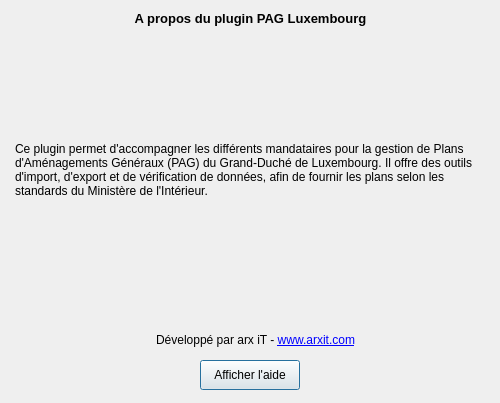
Qt form widgets/about/about_dialog.ui (arx-it/Importer2OSMbasemap) before a commit.
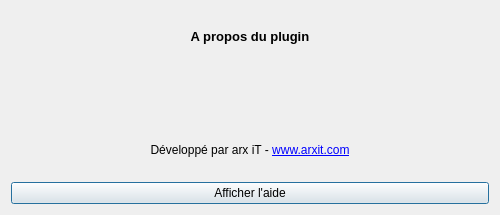
The same form after that commit. Icons and pictures are not drawn.

Commit message: Duché

```diff
--- a/widgets/about/about_dialog.ui
+++ b/widgets/about/about_dialog.ui
@@ -10,7 +10,7 @@
     <x>0</x>
     <y>0</y>
     <width>500</width>
-    <height>403</height>
+    <height>215</height>
    </rect>
   </property>
   <property name="sizePolicy">
@@ -26,15 +26,9 @@
    <iconset>
     <normaloff>../../icon.png</normaloff>../../icon.png</iconset>
   </property>
+  <layout class="QVBoxLayout" name="verticalLayout">
+   <item>
   <widget class="QLabel" name="label">
-   <property name="geometry">
-    <rect>
-     <x>10</x>
-     <y>10</y>
-     <width>481</width>
-     <height>16</height>
-    </rect>
-   </property>
    <property name="font">
     <font>
      <pointsize>10</pointsize>
@@ -43,40 +37,15 @@
     </font>
    </property>
    <property name="text">
-    <string>A propos du plugin PAG Luxembourg</string>
+      <string>A propos du plugin</string>
    </property>
    <property name="alignment">
     <set>Qt::AlignCenter</set>
    </property>
   </widget>
-  <widget class="QLabel" name="label_2">
-   <property name="geometry">
-    <rect>
-     <x>15</x>
-     <y>130</y>
-     <width>481</width>
-     <height>81</height>
-    </rect>
-   </property>
-   <property name="text">
-    <string>&lt;html&gt;&lt;head/&gt;&lt;body&gt;&lt;p&gt;&lt;span style=&quot; font-size:9pt;&quot;&gt;Ce plugin permet d'accompagner les différents mandataires pour la gestion de Plans d'Aménagements Généraux (PAG) du Grand-Duché de Luxembourg. Il offre des outils d'import, d'export et de vérification de données, afin de fournir les plans selon les standards du Ministère de l'Intérieur.&lt;/span&gt;&lt;/p&gt;&lt;/body&gt;&lt;/html&gt;</string>
-   </property>
-   <property name="textFormat">
-    <enum>Qt::RichText</enum>
-   </property>
-   <property name="wordWrap">
-    <bool>true</bool>
-   </property>
-  </widget>
+   </item>
+   <item>
   <widget class="QLabel" name="lblLogoArxit">
-   <property name="geometry">
-    <rect>
-     <x>205</x>
-     <y>230</y>
-     <width>100</width>
-     <height>80</height>
-    </rect>
-   </property>
    <property name="text">
     <string/>
    </property>
@@ -93,15 +62,9 @@
     <bool>true</bool>
    </property>
   </widget>
+   </item>
+   <item>
   <widget class="QLabel" name="label_4">
-   <property name="geometry">
-    <rect>
-     <x>20</x>
-     <y>330</y>
-     <width>471</width>
-     <height>20</height>
-    </rect>
-   </property>
    <property name="text">
     <string>&lt;html&gt;&lt;head/&gt;&lt;body&gt;&lt;p&gt;Développé par arx iT - &lt;a href=&quot;http://www.arxit.com&quot;&gt;&lt;span style=&quot; text-decoration: underline; color:#0000ff;&quot;&gt;www.arxit.com&lt;/span&gt;&lt;/a&gt;&lt;/p&gt;&lt;/body&gt;&lt;/html&gt;</string>
    </property>
@@ -118,44 +81,15 @@
     <set>Qt::TextBrowserInteraction</set>
    </property>
   </widget>
-  <widget class="QLabel" name="lblLogoPlugin">
-   <property name="geometry">
-    <rect>
-     <x>210</x>
-     <y>40</y>
-     <width>80</width>
-     <height>80</height>
-    </rect>
-   </property>
-   <property name="text">
-    <string/>
-   </property>
-   <property name="pixmap">
-    <pixmap>logo_pag.png</pixmap>
-   </property>
-   <property name="scaledContents">
-    <bool>true</bool>
-   </property>
-   <property name="alignment">
-    <set>Qt::AlignCenter</set>
-   </property>
-   <property name="openExternalLinks">
-    <bool>true</bool>
-   </property>
-  </widget>
+   </item>
+   <item>
   <widget class="QPushButton" name="pushButton">
-   <property name="geometry">
-    <rect>
-     <x>200</x>
-     <y>360</y>
-     <width>100</width>
-     <height>30</height>
-    </rect>
-   </property>
    <property name="text">
     <string>Afficher l'aide</string>
    </property>
   </widget>
+   </item>
+  </layout>
  </widget>
  <resources/>
  <connections>
```
Left out of the diff: 2 changed lines with no effect on the pictures. Lines whose indentation alone changed are shown as unchanged. The commit also changes 40 other files.
